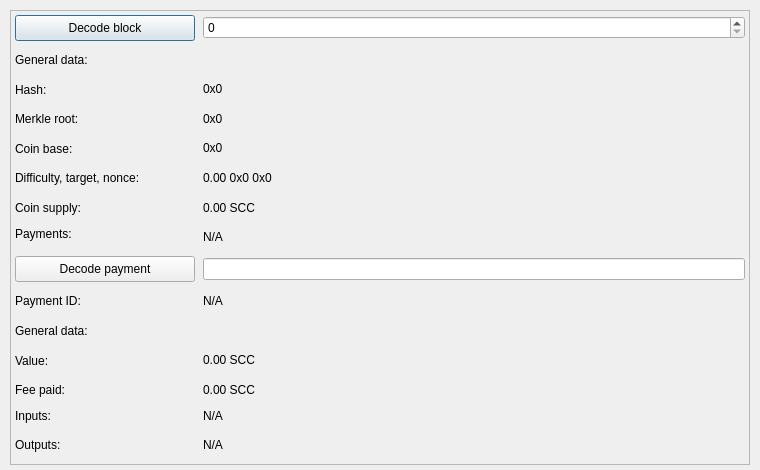
This is src/qt/forms/blockexplorer.ui in aigon1989/SuissCoin-Classic as Qt 5 draws it before an edit. The edited form follows.
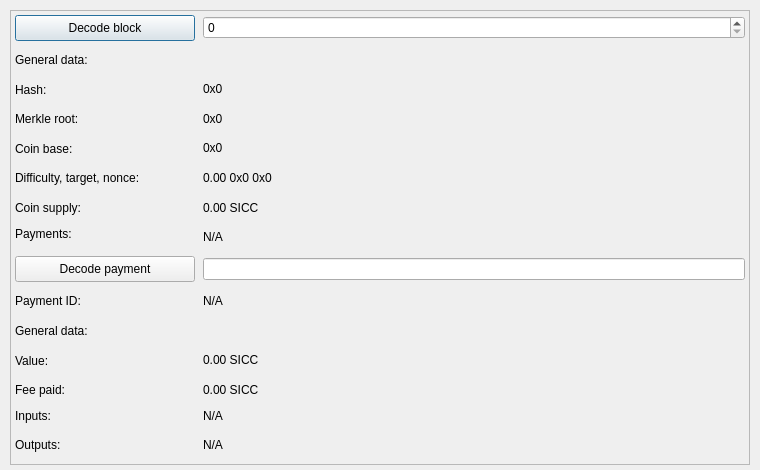
This is the edited form.

Commit message: Rename Ticker from SCC to SICC

What changed in the file:
```diff
--- a/src/qt/forms/blockexplorer.ui
+++ b/src/qt/forms/blockexplorer.ui
@@ -207,7 +207,7 @@
        <item row="13" column="1">
         <widget class="QLabel" name="valueData">
          <property name="text">
-          <string>0.00 SCC</string>
+          <string>0.00 SICC</string>
          </property>
          <property name="textInteractionFlags">
           <set>Qt::LinksAccessibleByMouse|Qt::TextSelectableByMouse</set>
@@ -237,7 +237,7 @@
        <item row="7" column="1">
         <widget class="QLabel" name="coinSupplyData">
          <property name="text">
-          <string>0.00 SCC</string>
+          <string>0.00 SICC</string>
          </property>
          <property name="textInteractionFlags">
           <set>Qt::LinksAccessibleByMouse|Qt::TextSelectableByMouse</set>
@@ -254,7 +254,7 @@
        <item row="14" column="1">
         <widget class="QLabel" name="feeData">
          <property name="text">
-          <string>0.00 SCC</string>
+          <string>0.00 SICC</string>
          </property>
          <property name="textInteractionFlags">
           <set>Qt::LinksAccessibleByMouse|Qt::TextSelectableByMouse</set>
```
The commit also changes 106 other files.
